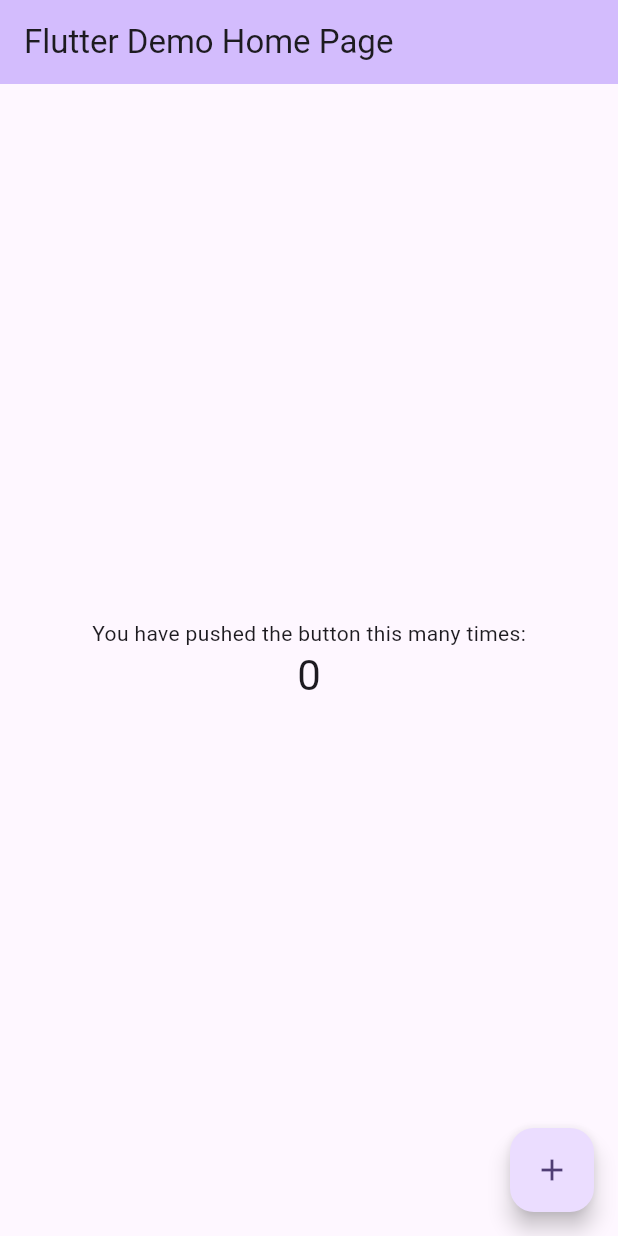
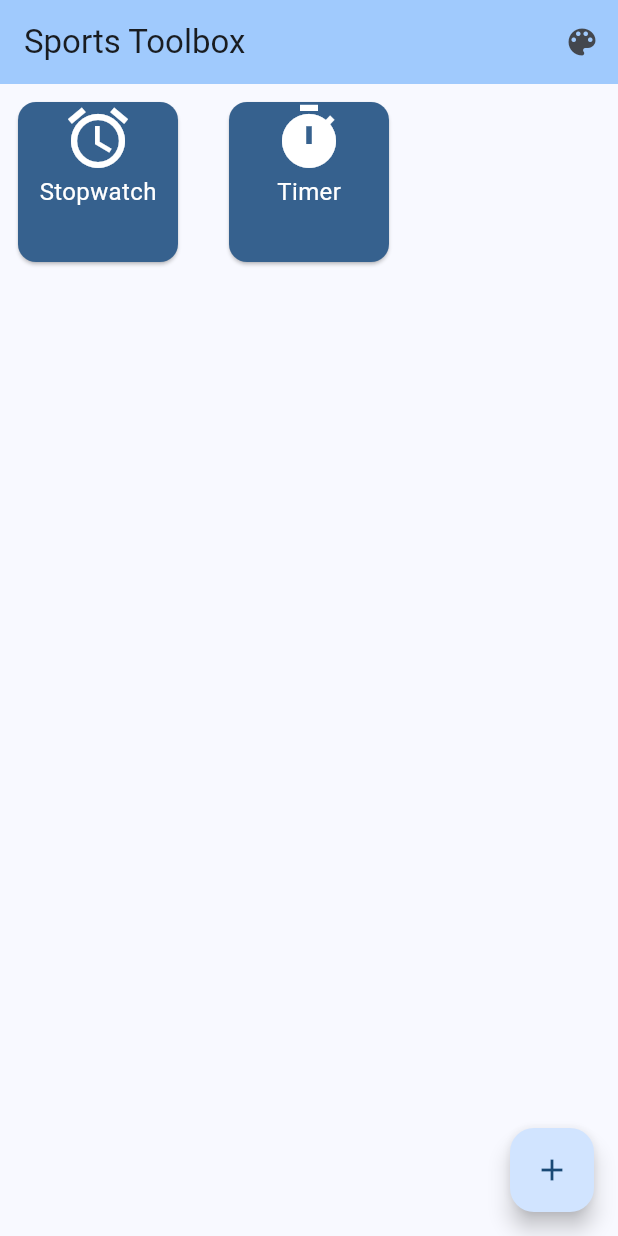
Before and after one commit to iusildra/sports_toolbox, a Flutter app: the screen it shows after launch, on a phone screen of 412 x 824 dp. Run offline on Flutter 3.47's test engine with Material 3 defaults, Android fonts, the phone set to English and light mode, and no system bars.

Commit message:
added base stopwatch / timer

```diff
--- /dev/null
+++ b/devtools_options.yaml
@@ -0,0 +1,3 @@
+description: This file stores settings for Dart & Flutter DevTools.
+documentation: https://docs.flutter.dev/tools/devtools/extensions#configure-extension-enablement-states
+extensions:
--- /dev/null
+++ b/lib/app/grid_tile.dart
@@ -0,0 +1,54 @@
+import 'package:flutter/material.dart';
+import 'package:flutter/widgets.dart';
+
+class CustomGridTile extends StatelessWidget {
+  const CustomGridTile({
+    super.key,
+    required this.appName,
+    required this.appIcon,
+    required this.app,
+  });
+
+  final String appName;
+
+  final IconData appIcon;
+
+  final Widget app;
+
+  @override
+  Widget build(BuildContext context) {
+    return Padding(
+      padding: EdgeInsets.all(8.0),
+      child: GridTile(
+        child: GestureDetector(
+          onTap:
+              () => Navigator.push(
+                context,
+                MaterialPageRoute(builder: (context) => app),
+              ),
+          child: Card(
+            color: Theme.of(context).colorScheme.primary,
+            child: Center(
+              child: Column(
+                children: [
+                  Icon(
+                    appIcon,
+                    color: Theme.of(context).colorScheme.onPrimary,
+                    size: 48,
+                  ),
+                  Text(
+                    appName,
+                    style: TextStyle(
+                      color: Theme.of(context).colorScheme.onPrimary,
+                      fontSize: 16
+                    ),
+                  ),
+                ],
+              ),
+            ),
+          ),
+        ),
+      ),
+    );
+  }
+}
--- /dev/null
+++ b/lib/app/stopwatch.dart
@@ -0,0 +1,66 @@
+import 'dart:async';
+import 'package:flutter/material.dart';
+import 'package:sports_toolbox/utils/date_time_utils.dart';
+
+class StopwatchPage extends StatefulWidget {
+  const StopwatchPage({super.key});
+
+  @override
+  State<StopwatchPage> createState() => _StopwatchPageState();
+}
+
+class _StopwatchPageState extends State<StopwatchPage> {
+  late Stopwatch _stopwatch;
+  late Timer _timer;
+
+  @override
+  void initState() {
+    super.initState();
+    _stopwatch = Stopwatch();
+    _timer = Timer.periodic(const Duration(milliseconds: 10), _triggerTimeUpdate);
+  }
+
+  @override
+  void dispose() {
+    _timer.cancel();
+    super.dispose();
+  }
+
+  void _triggerTimeUpdate(Timer timer) => mounted ? setState(() {}) : {};
+
+  void _startStop() => setState(
+    () => _stopwatch.isRunning ? _stopwatch.stop() : _stopwatch.start(),
+  );
+
+  void _reset() => setState(() => _stopwatch.reset());
+
+  @override
+  Widget build(BuildContext context) {
+    return Scaffold(
+      appBar: AppBar(title: const Text('Stopwatch')),
+      body: Center(
+        child: Column(
+          mainAxisAlignment: MainAxisAlignment.center,
+          children: [
+            Text(
+              DateTimeUtils.formattedTimeWithCentiseconds(_stopwatch.elapsed),
+              style: const TextStyle(fontSize: 48, fontWeight: FontWeight.bold),
+            ),
+            const SizedBox(height: 20),
+            Row(
+              mainAxisAlignment: MainAxisAlignment.center,
+              children: [
+                ElevatedButton(
+                  onPressed: _startStop,
+                  child: Text(_stopwatch.isRunning ? 'Stop' : 'Start'),
+                ),
+                const SizedBox(width: 10),
+                ElevatedButton(onPressed: _reset, child: const Text('Reset')),
+              ],
+            ),
+          ],
+        ),
+      ),
+    );
+  }
+}
--- a/lib/main.dart
+++ b/lib/main.dart
@@ -1,7 +1,18 @@
 import 'package:flutter/material.dart';
+import 'package:provider/provider.dart';
+import 'package:sports_toolbox/app/grid_tile.dart';
+import 'package:sports_toolbox/app/stopwatch.dart';
+import 'package:sports_toolbox/app/timer/timer.dart';
+import 'package:sports_toolbox/components/custom_app_bar.dart';
+import 'package:sports_toolbox/models/theme_model.dart';
 
 void main() {
-  runApp(const MyApp());
+  runApp(
+    ChangeNotifierProvider(
+      create: (context) => ThemeModel(),
+      child: const MyApp(),
+    ),
+  );
 }
 
 class MyApp extends StatelessWidget {
@@ -10,33 +21,23 @@
   // This widget is the root of your application.
   @override
   Widget build(BuildContext context) {
+    return Consumer<ThemeModel>(
+      builder: (context, theme, child) {
         return MaterialApp(
-      title: 'Flutter Demo',
+          title: 'Sports toolbox',
+          debugShowCheckedModeBanner: false,
           theme: ThemeData(
-        // This is the theme of your application.
-        //
-        // TRY THIS: Try running your application with "flutter run". You'll see
-        // the application has a purple toolbar. Then, without quitting the app,
-        // try changing the seedColor in the colorScheme below to Colors.green
-        // and then invoke "hot reload" (save your changes or press the "hot
-        // reload" button in a Flutter-supported IDE, or press "r" if you used
-        // the command line to start the app).
-        //
-        // Notice that the counter didn't reset back to zero; the application
-        // state is not lost during the reload. To reset the state, use hot
-        // restart instead.
-        //
-        // This works for code too, not just values: Most code changes can be
-        // tested with just a hot reload.
-        colorScheme: ColorScheme.fromSeed(seedColor: Colors.deepPurple),
+            colorScheme: ColorScheme.fromSeed(seedColor: theme.color),
           ),
-      home: const MyHomePage(title: 'Flutter Demo Home Page'),
+          home: const HomePage(title: 'Sports Toolbox'),
+        );
+      },
     );
   }
 }
 
-class MyHomePage extends StatefulWidget {
-  const MyHomePage({super.key, required this.title});
+class HomePage extends StatelessWidget {
+  const HomePage({super.key, required this.title});
 
   // This widget is the home page of your application. It is stateful, meaning
   // that it has a State object (defined below) that contains fields that affect
@@ -49,74 +50,49 @@
 
   final String title;
 
-  @override
-  State<MyHomePage> createState() => _MyHomePageState();
-}
-
-class _MyHomePageState extends State<MyHomePage> {
-  int _counter = 0;
-
-  void _incrementCounter() {
-    setState(() {
-      // This call to setState tells the Flutter framework that something has
-      // changed in this State, which causes it to rerun the build method below
-      // so that the display can reflect the updated values. If we changed
-      // _counter without calling setState(), then the build method would not be
-      // called again, and so nothing would appear to happen.
-      _counter++;
-    });
-  }
+  static const _apps = [
+    ('Stopwatch', Icons.access_alarm, StopwatchPage()),
+    ('Timer', Icons.timer, TimerPage()),
+  ];
 
   @override
   Widget build(BuildContext context) {
-    // This method is rerun every time setState is called, for instance as done
-    // by the _incrementCounter method above.
-    //
-    // The Flutter framework has been optimized to make rerunning build methods
-    // fast, so that you can just rebuild anything that needs updating rather
-    // than having to individually change instances of widgets.
     return Scaffold(
-      appBar: AppBar(
-        // TRY THIS: Try changing the color here to a specific color (to
-        // Colors.amber, perhaps?) and trigger a hot reload to see the AppBar
-        // change color while the other colors stay the same.
-        backgroundColor: Theme.of(context).colorScheme.inversePrimary,
-        // Here we take the value from the MyHomePage object that was created by
-        // the App.build method, and use it to set our appbar title.
-        title: Text(widget.title),
-      ),
-      body: Center(
-        // Center is a layout widget. It takes a single child and positions it
-        // in the middle of the parent.
-        child: Column(
-          // Column is also a layout widget. It takes a list of children and
-          // arranges them vertically. By default, it sizes itself to fit its
-          // children horizontally, and tries to be as tall as its parent.
-          //
-          // Column has various properties to control how it sizes itself and
-          // how it positions its children. Here we use mainAxisAlignment to
-          // center the children vertically; the main axis here is the vertical
-          // axis because Columns are vertical (the cross axis would be
-          // horizontal).
-          //
-          // TRY THIS: Invoke "debug painting" (choose the "Toggle Debug Paint"
-          // action in the IDE, or press "p" in the console), to see the
-          // wireframe for each widget.
-          mainAxisAlignment: MainAxisAlignment.center,
-          children: <Widget>[
-            const Text('You have pushed the button this many times:'),
-            Text(
-              '$_counter',
-              style: Theme.of(context).textTheme.headlineMedium,
+      body: CustomScrollView(
+        physics: const BouncingScrollPhysics(),
+        slivers: [
+          SimpleSliverAppBar(
+            title: title,
+            actions: [
+              IconButton(
+                icon: const Icon(Icons.color_lens),
+                onPressed: () => context.read<ThemeModel>().switchColor(),
               ),
             ],
           ),
+          SliverGrid.extent(
+            mainAxisSpacing: 10.0,
+            crossAxisSpacing: 10.0,
+            maxCrossAxisExtent: 128,
+            childAspectRatio: 1.0,
+            children:
+                _apps
+                    .map(
+                      (app) => CustomGridTile(
+                        appName: app.$1,
+                        appIcon: app.$2,
+                        app: app.$3,
+                      ),
+                    )
+                    .toList(),
+          ),
+        ],
       ),
       floatingActionButton: FloatingActionButton(
-        onPressed: _incrementCounter,
+        onPressed: () => {},
         tooltip: 'Increment',
         child: const Icon(Icons.add),
-      ), // This trailing comma makes auto-formatting nicer for build methods.
+      ),
     );
   }
 }
--- /dev/null
+++ b/lib/models/theme_model.dart
@@ -0,0 +1,20 @@
+import 'package:flutter/material.dart';
+
+class ThemeModel extends ChangeNotifier {
+  final _colors = [
+    Colors.blue,
+    Colors.red,
+    Colors.green,
+    Colors.yellow,
+    Colors.purple,
+  ];
+
+  int _currentIndex = 0;
+
+  Color get color => _colors[_currentIndex];
+
+  void switchColor() {
+    _currentIndex = (_currentIndex + 1) % _colors.length;
+    notifyListeners();
+  }
+}
--- a/pubspec.yaml
+++ b/pubspec.yaml
@@ -34,6 +34,7 @@ dependencies:
   # The following adds the Cupertino Icons font to your application.
   # Use with the CupertinoIcons class for iOS style icons.
   cupertino_icons: ^1.0.8
+  provider: ^6.1.4
 
 dev_dependencies:
   flutter_test:
@@ -45,6 +46,7 @@ dev_dependencies:
   # package. See that file for information about deactivating specific lint
   # rules and activating additional ones.
   flutter_lints: ^5.0.0
+  test: ^1.25.15
 
 # For information on the generic Dart part of this file, see the
 # following page: https://dart.dev/tools/pub/pubspec
```
Also changed, not shown: lib/app/timer/duration_picker.dart (added, +92 -0 lines), lib/app/timer/timer.dart (added, +98 -0 lines), lib/components/custom_app_bar.dart (added, +38 -0 lines), lib/utils/date_time_utils.dart (added, +17 -0 lines), pubspec.lock, 3 other files. Lines whose indentation alone changed are shown as unchanged.
